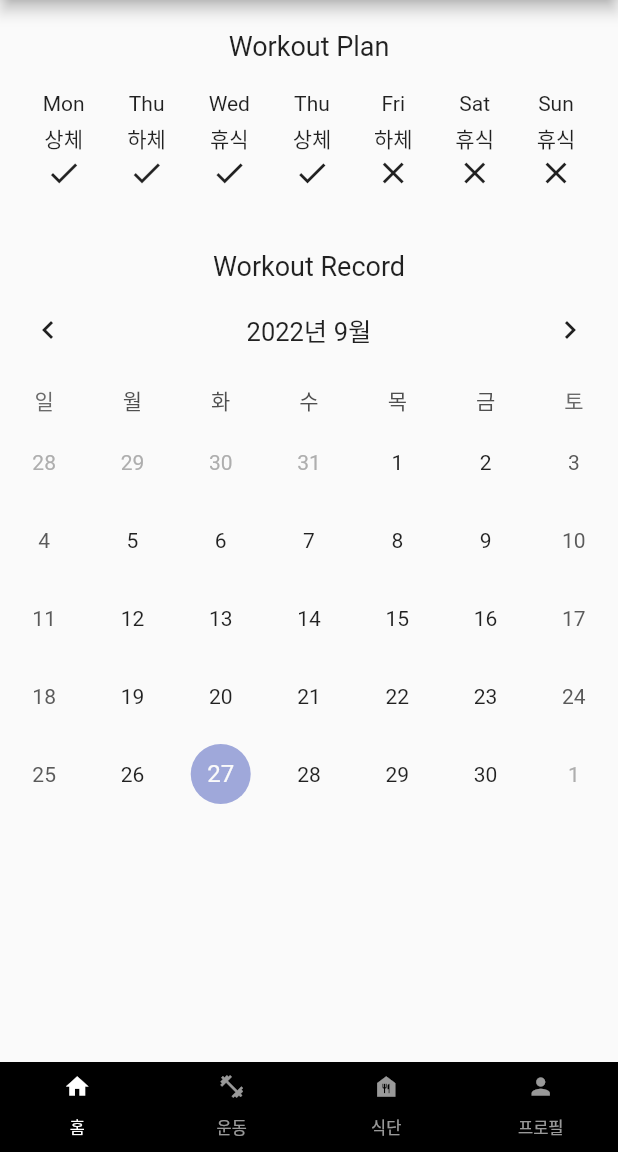
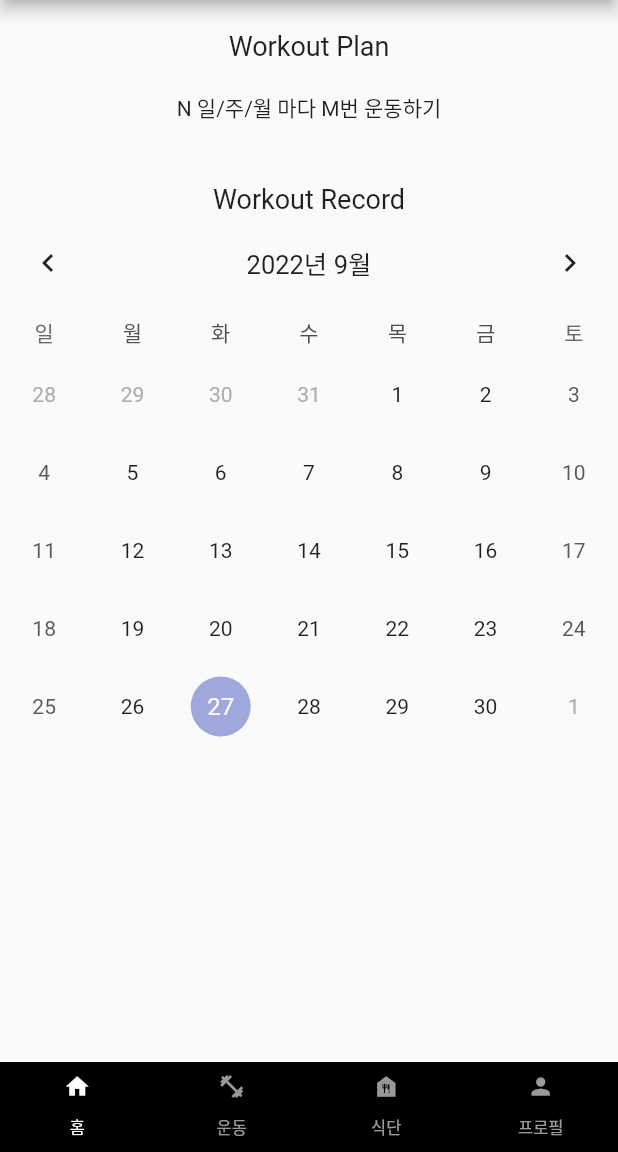
Before and after one commit to roquen4145/fitness_record, a Flutter app: the screen it shows once a user with an empty profile is signed in, on a phone screen of 412 x 824 dp, the part 84-1236 px from its top. Run offline on Flutter 3.47's test engine with Material 2 defaults, Android fonts, the phone set to English and light mode, and no system bars; drawn by our look-alikes of table_calendar; our stand-ins replace firebase_auth, firebase_core; missing offline and left inert: flutterfire_ui; accounts and stored records are empty.

Commit message:
change workout plan area

```diff
--- a/lib/screen/home_screen.dart
+++ b/lib/screen/home_screen.dart
@@ -24,74 +24,7 @@ class _HomeScreenState extends State<HomeScreen> {
             style: TextStyle(fontSize: 18),
           ),
           Padding(padding: EdgeInsets.all(10)),
-          Row(
-            mainAxisAlignment: MainAxisAlignment.spaceEvenly,
-            children: [
-              Container(
-                  child: Column(
-                children: [
-                  Text("Mon"),
-                  Padding(padding: EdgeInsets.only(top: 5)),
-                  Text("상체"),
-                  Icon(Icons.check)
-                ],
-              )),
-              Container(
-                  child: Column(
-                children: [
-                  Text("Thu"),
-                  Padding(padding: EdgeInsets.only(top: 5)),
-                  Text("하체"),
-                  Icon(Icons.check)
-                ],
-              )),
-              Container(
-                  child: Column(
-                children: [
-                  Text("Wed"),
-                  Padding(padding: EdgeInsets.only(top: 5)),
-                  Text("휴식"),
-                  Icon(Icons.check)
-                ],
-              )),
-              Container(
-                  child: Column(
-                children: [
-                  Text("Thu"),
-                  Padding(padding: EdgeInsets.only(top: 5)),
-                  Text("상체"),
-                  Icon(Icons.check)
-                ],
-              )),
-              Container(
-                  child: Column(
-                children: [
-                  Text("Fri"),
-                  Padding(padding: EdgeInsets.only(top: 5)),
-                  Text("하체"),
-                  Icon(Icons.close)
-                ],
-              )),
-              Container(
-                  child: Column(
-                children: [
-                  Text("Sat"),
-                  Padding(padding: EdgeInsets.only(top: 5)),
-                  Text("휴식"),
-                  Icon(Icons.close)
-                ],
-              )),
-              Container(
-                  child: Column(
-                children: [
-                  Text("Sun"),
-                  Padding(padding: EdgeInsets.only(top: 5)),
-                  Text("휴식"),
-                  Icon(Icons.close)
-                ],
-              )),
-            ],
-          ),
+          Text("N 일/주/월 마다 M번 운동하기"),
           Padding(padding: EdgeInsets.all(20)),
           Text(
             "Workout Record",
```
